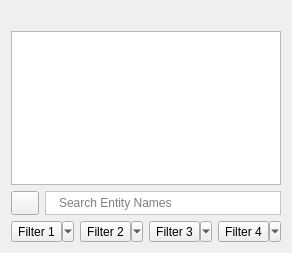
Above: SDK/simQt/EntityTreeComposite.ui from USNavalResearchLaboratory/simdissdk before the change. Below: the same form after it.
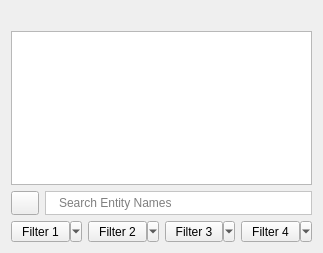
That is the form after the change. Icons and pictures are not drawn. Custom widgets are drawn as their Qt base class.

Commit message: DEV: SDK: Entity list uses alternating row colors, SIM-13946, review 27321

Patch:
```diff
--- a/SDK/simQt/EntityTreeComposite.ui
+++ b/SDK/simQt/EntityTreeComposite.ui
@@ -6,7 +6,7 @@
    <rect>
     <x>0</x>
     <y>0</y>
-    <width>290</width>
+    <width>323</width>
     <height>253</height>
    </rect>
   </property>
@@ -29,6 +29,9 @@
      <property name="contextMenuPolicy">
       <enum>Qt::ActionsContextMenu</enum>
      </property>
+     <property name="alternatingRowColors">
+      <bool>true</bool>
+     </property>
      <property name="selectionMode">
       <enum>QAbstractItemView::ExtendedSelection</enum>
      </property>
```
